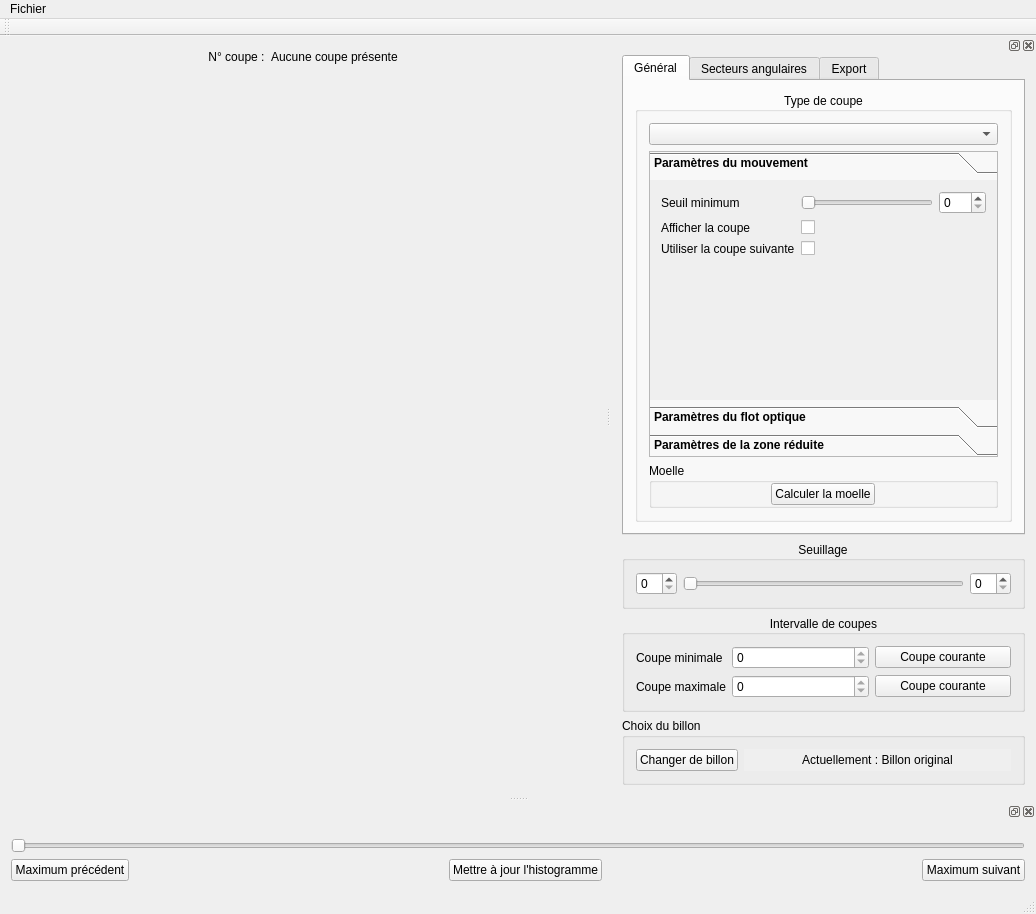
The window that ui/mainwindow.ui (akrah/TKDetection) describes before a commit, drawn with Qt 5.
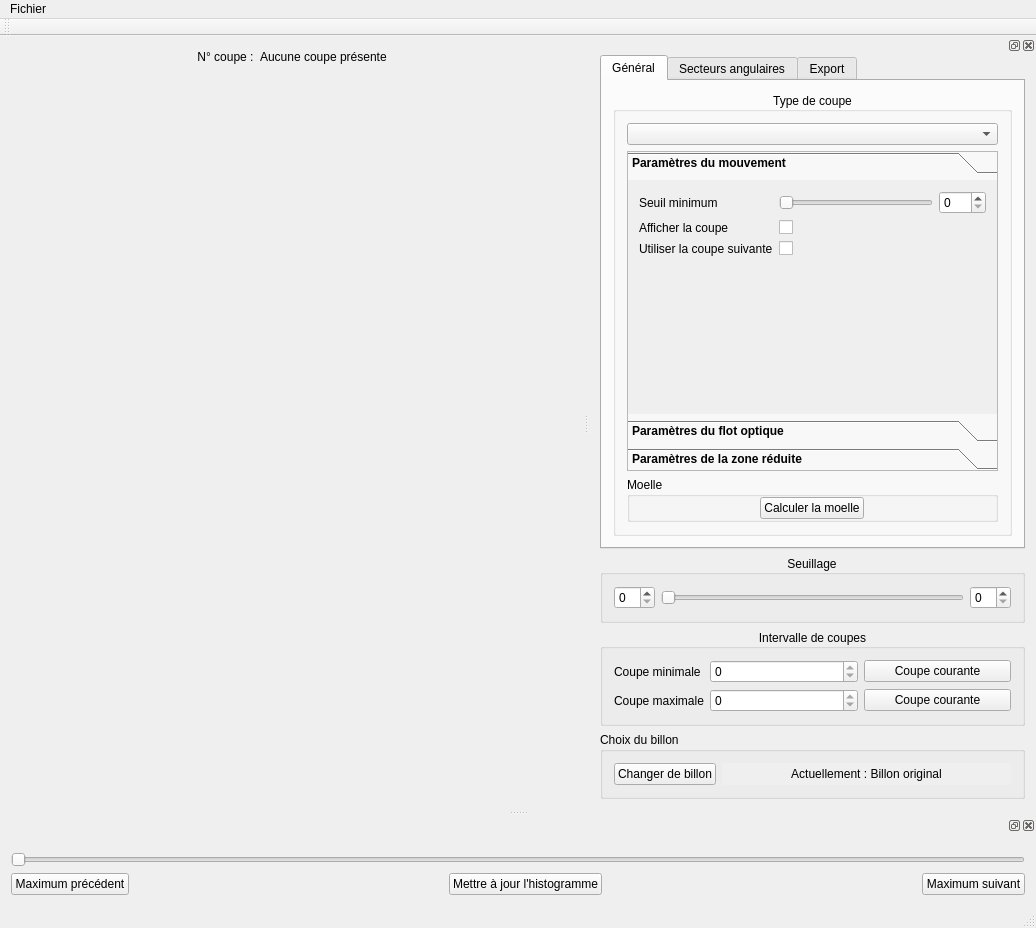
The same window after the commit. The open tabs and pages were chosen to show the change. Custom widgets are drawn as their Qt base class.

The edit to the form file:
```diff
--- a/ui/mainwindow.ui
+++ b/ui/mainwindow.ui
@@ -7,7 +7,7 @@
     <x>0</x>
     <y>0</y>
     <width>1036</width>
-    <height>914</height>
+    <height>928</height>
    </rect>
   </property>
   <property name="windowTitle">
@@ -104,8 +104,8 @@
           <rect>
            <x>0</x>
            <y>0</y>
-           <width>590</width>
-           <height>660</height>
+           <width>562</width>
+           <height>676</height>
           </rect>
          </property>
          <layout class="QHBoxLayout" name="horizontalLayout_8">
@@ -171,8 +171,8 @@
   <widget class="QDockWidget" name="dockWidget_2">
    <property name="minimumSize">
     <size>
-     <width>425</width>
-     <height>708</height>
+     <width>447</width>
+     <height>735</height>
     </size>
    </property>
    <property name="floating">
@@ -227,8 +227,8 @@
                 <rect>
                  <x>0</x>
                  <y>0</y>
-                 <width>357</width>
-                 <height>154</height>
+                 <width>345</width>
+                 <height>115</height>
                 </rect>
                </property>
                <attribute name="label">
@@ -1145,6 +1145,11 @@
  </widget>
  <layoutdefault spacing="6" margin="11"/>
  <customwidgets>
+  <customwidget>
+   <class>QxtSpanSlider</class>
+   <extends>QSlider</extends>
+   <header>QxtSpanSlider</header>
+  </customwidget>
   <customwidget>
    <class>QwtPlot</class>
    <extends>QFrame</extends>
@@ -1157,11 +1162,6 @@
    <header>qwt_polar_plot.h</header>
    <container>1</container>
   </customwidget>
-  <customwidget>
-   <class>QxtSpanSlider</class>
-   <extends>QSlider</extends>
-   <header>QxtSpanSlider</header>
-  </customwidget>
  </customwidgets>
  <resources/>
  <connections/>
```
Left out of the diff: 21 changed lines with no effect on the pictures.
